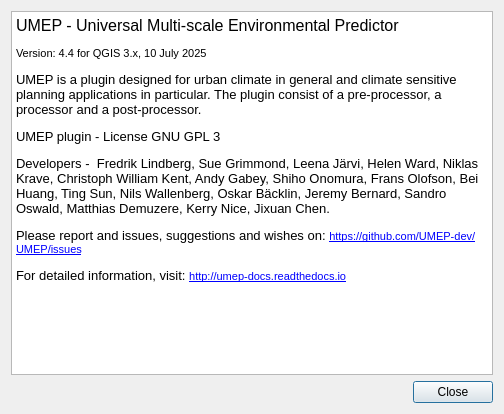
First picture: the form in UMEP_about.ui, repository UMEP-dev/UMEP, before the edit.
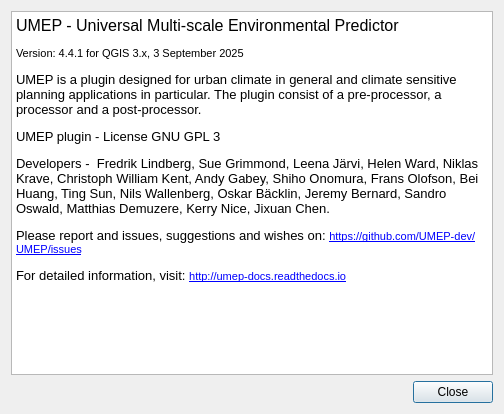
Second picture: the form after the edit.

What changed in the file:
```diff
--- a/UMEP_about.ui
+++ b/UMEP_about.ui
@@ -31,7 +31,7 @@
 p, li { white-space: pre-wrap; }
 &lt;/style&gt;&lt;/head&gt;&lt;body style=&quot; font-family:'MS Shell Dlg 2'; font-size:7.8pt; font-weight:400; font-style:normal;&quot;&gt;
 &lt;p style=&quot; margin-top:0px; margin-bottom:0px; margin-left:0px; margin-right:0px; -qt-block-indent:0; text-indent:0px;&quot;&gt;&lt;span style=&quot; font-size:12pt;&quot;&gt;UMEP - Universal Multi-scale Environmental Predictor &lt;/span&gt;&lt;/p&gt;
-&lt;p style=&quot; margin-top:12px; margin-bottom:12px; margin-left:0px; margin-right:0px; -qt-block-indent:0; text-indent:0px;&quot;&gt;&lt;span style=&quot; font-size:8pt;&quot;&gt;Version: 4.4 for QGIS 3.x, 10 July 2025&lt;/span&gt;&lt;/p&gt;
+&lt;p style=&quot; margin-top:12px; margin-bottom:12px; margin-left:0px; margin-right:0px; -qt-block-indent:0; text-indent:0px;&quot;&gt;&lt;span style=&quot; font-size:8pt;&quot;&gt;Version: 4.4.1 for QGIS 3.x, 3 September 2025&lt;/span&gt;&lt;/p&gt;
 &lt;p style=&quot; margin-top:12px; margin-bottom:12px; margin-left:0px; margin-right:0px; -qt-block-indent:0; text-indent:0px;&quot;&gt;&lt;span style=&quot; font-size:10pt;&quot;&gt;UMEP is a plugin designed for urban climate in general and climate sensitive planning applications in particular. The plugin consist of a pre-processor, a processor and a post-processor.&lt;/span&gt;&lt;/p&gt;
 &lt;p style=&quot; margin-top:12px; margin-bottom:12px; margin-left:0px; margin-right:0px; -qt-block-indent:0; text-indent:0px;&quot;&gt;&lt;span style=&quot; font-size:10pt;&quot;&gt;UMEP plugin - License GNU GPL 3&lt;/span&gt;&lt;/p&gt;
 &lt;p style=&quot; margin-top:12px; margin-bottom:12px; margin-left:0px; margin-right:0px; -qt-block-indent:0; text-indent:0px;&quot;&gt;&lt;span style=&quot; font-size:10pt;&quot;&gt;Developers -  Fredrik Lindberg, Sue Grimmond, Leena Järvi, Helen Ward, Niklas Krave, Christoph William Kent, Andy Gabey, Shiho Onomura, Frans Olofson, Bei Huang, Ting Sun, Nils Wallenberg, Oskar Bäcklin, Jeremy Bernard, Sandro Oswald, Matthias Demuzere, Kerry Nice, Jixuan Chen.&lt;/span&gt;&lt;/p&gt;
```
